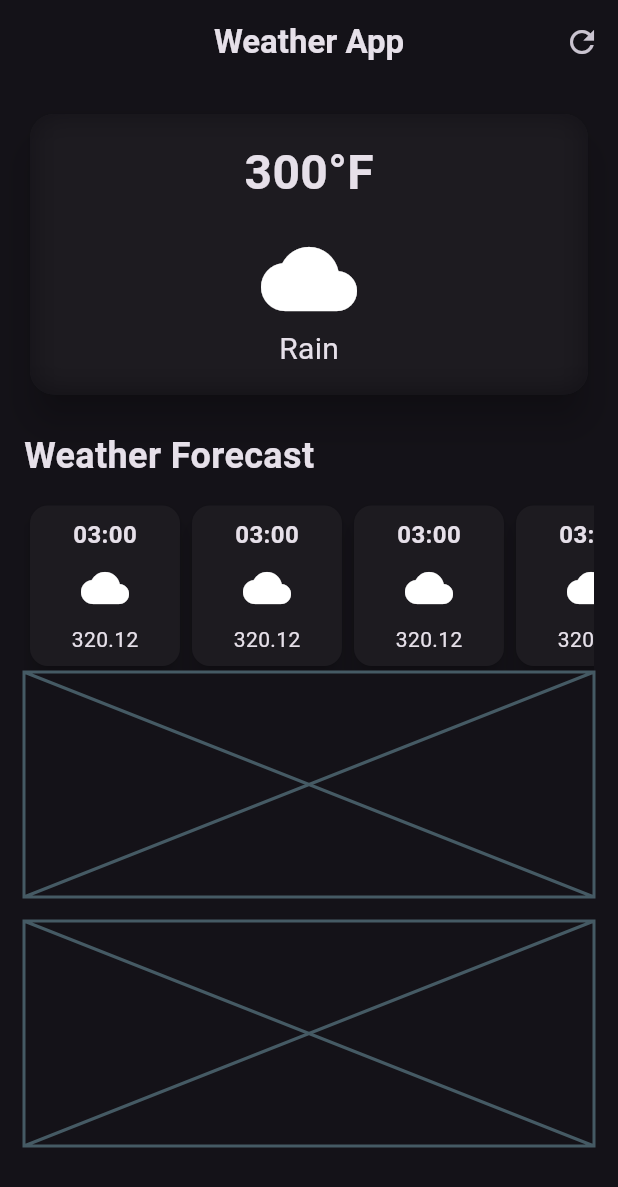
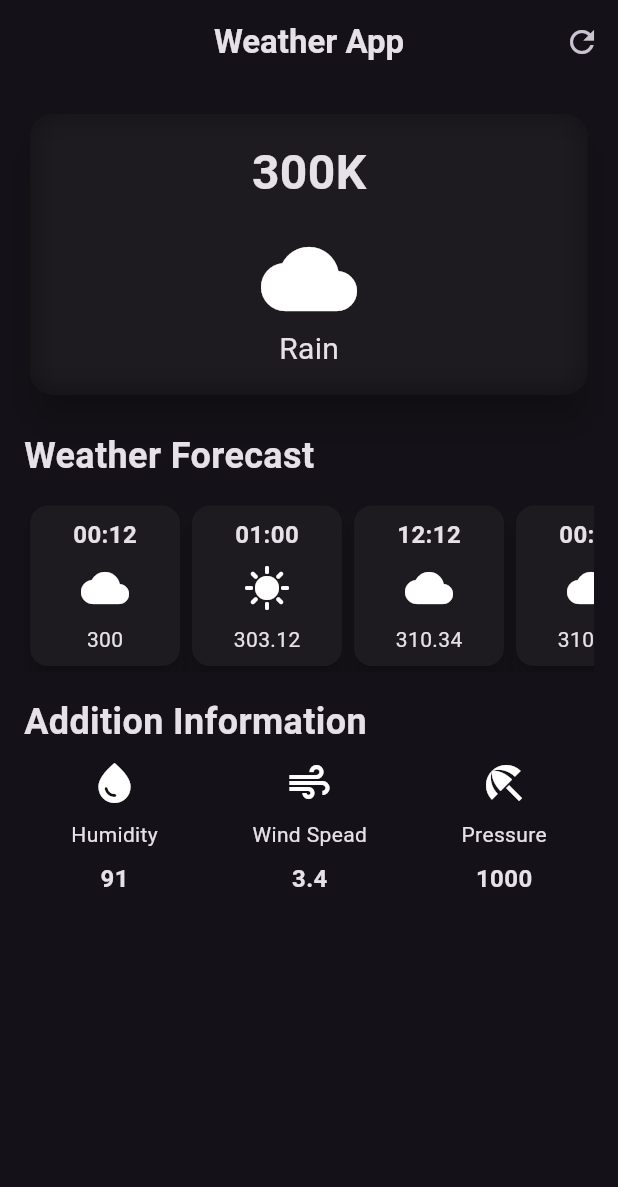
Before and after one commit to jones0chikwezga/weather_app, a Flutter app: the screen it shows after launch, on a phone screen of 412 x 824 dp. Shown: the top 1187 px of the screen. Run offline on Flutter 3.47's test engine with Material 3 defaults, Android fonts, the phone set to English and light mode, and no system bars.

Commit message:
Additional_info.dart,hourly_forecast_item.dart

```diff
--- /dev/null
+++ b/lib/additional_infor.dart
@@ -0,0 +1,28 @@
+import 'package:flutter/material.dart';
+
+
+class AdditionalInforItem extends StatelessWidget {
+  final IconData icon;
+  final String label;
+  final String value;
+  const AdditionalInforItem({
+    super.key,
+    required this.icon,
+    required this.label,
+    required this.value,
+  }
+  );
+
+  @override
+  Widget build(BuildContext context) {
+    return  Column(
+      children: [
+        Icon(icon, size: 32,),
+         const SizedBox(height: 8),
+         Text(label),
+         const SizedBox(height: 8),
+         Text(value,style: TextStyle(fontSize: 16, fontWeight: FontWeight.bold),),
+      ],
+    );
+  }
+}
--- /dev/null
+++ b/lib/hourly_forecast_item.dart
@@ -0,0 +1,40 @@
+import "package:flutter/material.dart";
+
+
+class HourlyForecastItem extends StatelessWidget {
+   final String time;
+  final String temperature;
+  final IconData icon;
+  const HourlyForecastItem({super.key,
+  required this.time,
+  required this.temperature,
+  required this.icon});
+
+  @override
+  Widget build(BuildContext context) {
+    return Card(
+                      elevation: 6,
+                      child: Container(
+                       width: 100,
+                        padding: const EdgeInsets.all(8.0),
+                        decoration: BoxDecoration(
+                          borderRadius: BorderRadius.circular(12),
+                        ),
+                        child: Column(
+                          children: [
+                            Text(time,style:const TextStyle
+                            (fontSize: 16,fontWeight:FontWeight.bold
+                            ),
+                            ),
+                             const SizedBox(height: 8),
+                            Icon(icon, size:32),
+                            const  SizedBox(height: 8),
+                             Text(temperature,
+                            ),
+                          ],
+
+                        ),
+                      ),
+                    );
+  }
+}
--- a/lib/weather_screen.dart
+++ b/lib/weather_screen.dart
@@ -1,7 +1,10 @@
 import 'dart:ui';
 import 'package:flutter/material.dart';
+import 'package:weather_app/additional_infor.dart';
+import 'package:weather_app/hourly_forecast_item.dart';
 
 class WeatherScreen extends StatelessWidget {
+
   const WeatherScreen({super.key});
 
   @override
@@ -44,7 +47,7 @@ class WeatherScreen extends StatelessWidget {
                       child: Column(
                         children: [
                           Text(
-                            "300°F",
+                            "300K",
                             style: TextStyle(
                               fontSize: 32,
                               fontWeight: FontWeight.bold,
@@ -75,31 +78,75 @@ class WeatherScreen extends StatelessWidget {
             ),
 
             const SizedBox(height: 12),
-            SingleChildScrollView(
+           const SingleChildScrollView(
               scrollDirection: Axis.horizontal,
               child: Row(
                 children: [
 
-                     HourlyForecastItem(),
-                     HourlyForecastItem(),
-                     HourlyForecastItem(),
-                     HourlyForecastItem(),
-                     HourlyForecastItem(),
+                     HourlyForecastItem(
+                      time:"00:12",
+                      icon: Icons.cloud,
+                      temperature: "300",
+                     ),
+                     HourlyForecastItem(
+                      time:"01:00",
+                      icon: Icons.sunny,
+                      temperature: "303.12",
+                     ),
+                     HourlyForecastItem(
+                      time:"12:12",
+                      icon: Icons.cloud,
+                      temperature: "310.34",
+                     ),
+                     HourlyForecastItem(
+                      time:"00:00",
+                      icon: Icons.cloud,
+                      temperature: "310.90",
+                     ),
+                     HourlyForecastItem(
+                      time:"30:12",
+                      icon: Icons.sunny,
+                      temperature: "300.9",
+                     ),
                 ],
               ),
             ),
 
             // Weather forecast cards
-            const Placeholder(
-              fallbackHeight: 150,
-            ),
+
 
             const SizedBox(height: 16),
 
             // Additional information
-            const Placeholder(
-              fallbackHeight: 150,
+           const Text(
+              "Addition Information",
+              style: TextStyle(
+                fontSize: 24,
+                fontWeight: FontWeight.bold,
+              ),
             ),
+             const SizedBox(height: 8),
+            const  Row(
+              mainAxisAlignment: MainAxisAlignment.spaceAround,
+              children: [
+                AdditionalInforItem(
+                  icon: Icons.water_drop,
+                  label: 'Humidity',
+                  value: '91',
+                ),
+                AdditionalInforItem(
+                   icon: Icons.air,
+                  label: 'Wind Spead',
+                  value: '3.4',
+                ),
+                AdditionalInforItem(
+                   icon: Icons.beach_access,
+                  label: 'Pressure',
+                  value: '1000',
+                ),
+              ],
+             )
+
 
 
           ],
@@ -108,34 +155,3 @@ class WeatherScreen extends StatelessWidget {
     );
   }
 }
-class HourlyForecastItem extends StatelessWidget {
-  const HourlyForecastItem({super.key});
-
-  @override
-  Widget build(BuildContext context) {
-    return Card(
-                      elevation: 6,
-                      child: Container(
-                       width: 100,
-                        padding: const EdgeInsets.all(8.0),
-                        decoration: BoxDecoration(
-                          borderRadius: BorderRadius.circular(12),
-                        ),
-                        child: const Column(
-                          children: [
-                            Text("03:00", style: TextStyle
-                            (fontSize: 16,fontWeight:FontWeight.bold
-                            ),
-                            ),
-                             SizedBox(height: 8),
-                            Icon(Icons.cloud, size:32),
-                            SizedBox(height: 8),
-                             Text("320.12",
-                            ),
-                          ],
-
-                        ),
-                      ),
-                    );
-  }
-}
--- a/pubspec.yaml
+++ b/pubspec.yaml
@@ -32,6 +32,7 @@ dependencies:
     sdk: flutter
 
 
+
   # The following adds the Cupertino Icons font to your application.
   # Use with the CupertinoIcons class for iOS style icons.
   cupertino_icons: ^1.0.6
@@ -39,6 +40,7 @@ dependencies:
 dev_dependencies:
   flutter_test:
     sdk: flutter
+    ^1.1.0
 
   # The "flutter_lints" package below contains a set of recommended lints to
   # encourage good coding practices. The lint set provided by the package is
```
